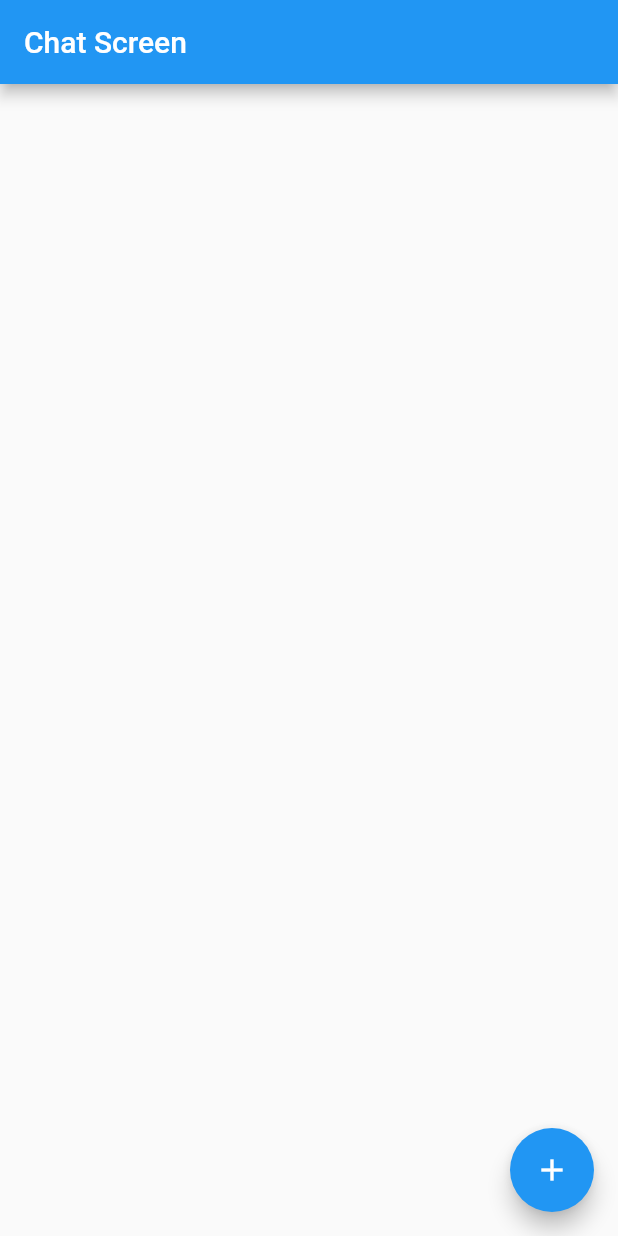
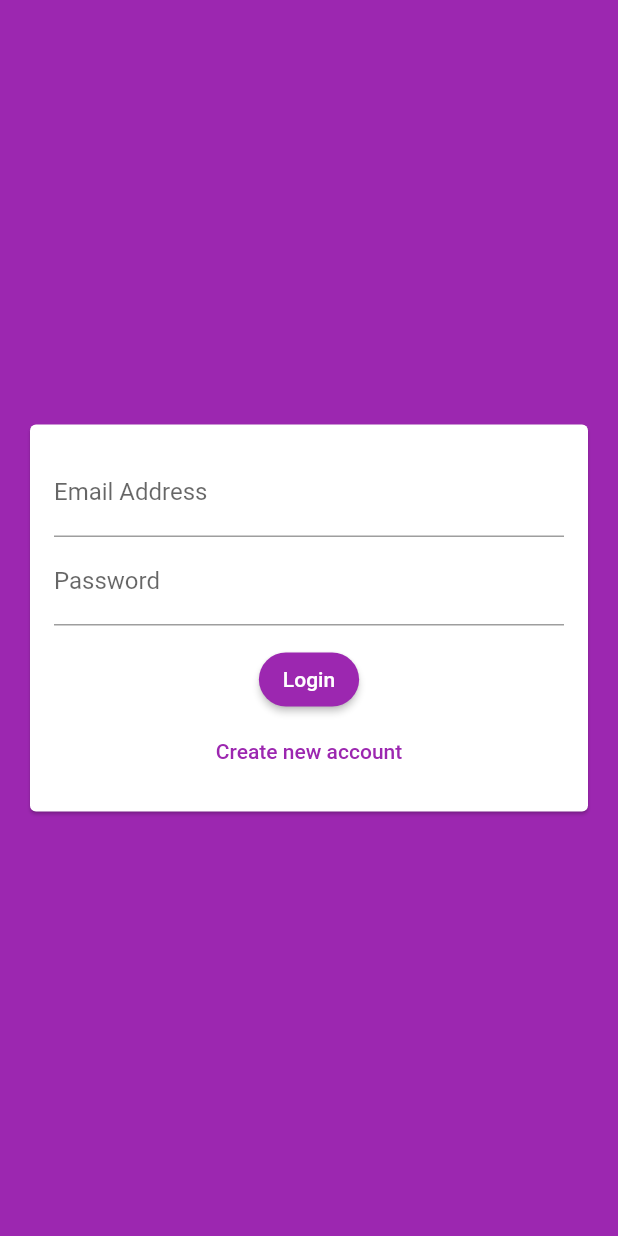
Before and after one commit to rafliandreansyah/chat_app, a Flutter app: the screen it shows after launch, on a phone screen of 412 x 824 dp. Run offline on Flutter 3.47's test engine with Material 2 defaults, Android fonts, the phone set to English and light mode, and no system bars; our stand-ins replace cloud_firestore, firebase_auth, firebase_core; accounts and stored records are empty.

Commit message:
add auth screen and save to firebase

```diff
--- a/lib/main.dart
+++ b/lib/main.dart
@@ -1,3 +1,5 @@
+import 'package:chat_app/screen/auth_screen.dart';
+import 'package:firebase_auth/firebase_auth.dart';
 import 'package:flutter/material.dart';
 
 import 'package:firebase_core/firebase_core.dart';
@@ -19,12 +21,52 @@ class MyApp extends StatelessWidget {
   // This widget is the root of your application.
   @override
   Widget build(BuildContext context) {
+    final ThemeData theme = ThemeData();
     return MaterialApp(
       title: 'Flutter Demo',
-      theme: ThemeData(
-        primarySwatch: Colors.blue,
+      theme: theme.copyWith(
+        colorScheme: theme.colorScheme.copyWith(
+          primary: Colors.purple,
+          background: Colors.purple,
+          secondary: Colors.pink,
+          brightness: Brightness.dark,
+        ),
+        appBarTheme: const AppBarTheme(
+          backgroundColor: Colors.purple,
+          foregroundColor: Colors.white,
+          iconTheme: IconThemeData(color: Colors.white),
+        ),
+        primaryTextTheme: const TextTheme(
+          headline2: TextStyle(color: Colors.white),
+        ),
+        elevatedButtonTheme: ElevatedButtonThemeData(
+          style: ButtonStyle(
+            backgroundColor: MaterialStateProperty.all<Color>(Colors.purple),
+            foregroundColor: MaterialStateProperty.all<Color>(Colors.white),
+            shape: MaterialStateProperty.all(
+              RoundedRectangleBorder(
+                borderRadius: BorderRadius.circular(20),
+              ),
+            ),
+          ),
+        ),
+        buttonTheme: ButtonTheme.of(context).copyWith(
+          buttonColor: Colors.pink,
+          textTheme: ButtonTextTheme.primary,
+          shape: RoundedRectangleBorder(
+            borderRadius: BorderRadius.circular(30),
+          ),
+        ),
       ),
-      home: const ChatScreen(),
+      home: StreamBuilder(
+        stream: FirebaseAuth.instance.authStateChanges(),
+        builder: (ctx, userStateChange) {
+          if (userStateChange.hasData) {
+            return const ChatScreen();
+          }
+          return const AuthScreen();
+        },
+      ),
     );
   }
 }
--- a/lib/screen/auth_screen.dart
+++ b/lib/screen/auth_screen.dart
@@ -1,4 +1,8 @@
+import 'package:firebase_auth/firebase_auth.dart';
 import 'package:flutter/material.dart';
+import 'package:cloud_firestore/cloud_firestore.dart';
+
+import '../widget/auth_form.dart';
 
 class AuthScreen extends StatefulWidget {
   const AuthScreen({Key? key}) : super(key: key);
@@ -8,12 +12,88 @@ class AuthScreen extends StatefulWidget {
 }
 
 class _AuthScreenState extends State<AuthScreen> {
+  final auth = FirebaseAuth.instance;
+  var _isLoading = false;
+
+  void _submitAuthUser(
+      String email, String password, String username, bool isLogin) async {
+    UserCredential credential;
+
+    try {
+      setState(() {
+        _isLoading = true;
+      });
+      if (isLogin) {
+        credential = await auth.signInWithEmailAndPassword(
+          email: email,
+          password: password,
+        );
+      } else {
+        credential = await auth.createUserWithEmailAndPassword(
+          email: email,
+          password: password,
+        );
+        await FirebaseFirestore.instance
+            .collection('users')
+            .doc(credential.user?.uid)
+            .set({
+          'email': email,
+          'username': username,
+        });
+      }
+
+      setState(() {
+        _isLoading = false;
+      });
+    } on FirebaseAuthException catch (err) {
+      setState(() {
+        _isLoading = false;
+      });
+      var message = 'An error accurred, please check your credential';
+      if (err.code == 'user-not-found') {
+        message = 'User not found for that email!';
+      } else if (err.code == 'wrong-password') {
+        message = 'Invalid password for that user';
+      } else if (err.code == 'weak-password') {
+        message = 'The password provided is too weak.';
+      } else if (err.code == 'email-already-in-use') {
+        message = 'The account already exists for that email.';
+      }
+
+      ScaffoldMessenger.of(context).showSnackBar(
+        SnackBar(
+          backgroundColor: Colors.red,
+          content: Text(
+            message,
+            style: const TextStyle(
+              color: Colors.white,
+            ),
+          ),
+        ),
+      );
+    } catch (e) {
+      setState(() {
+        _isLoading = false;
+      });
+      ScaffoldMessenger.of(context).showSnackBar(
+        const SnackBar(
+          backgroundColor: Colors.red,
+          content: Text(
+            'Something missing!',
+            style: const TextStyle(
+              color: Colors.white,
+            ),
+          ),
+        ),
+      );
+    }
+  }
+
   @override
   Widget build(BuildContext context) {
     return Scaffold(
-      body: Center(
-        child: const Text('Login Screen'),
-      ),
+      backgroundColor: Theme.of(context).colorScheme.primary,
+      body: AuthForm(_submitAuthUser, _isLoading),
     );
   }
 }
--- /dev/null
+++ b/lib/widget/auth_form.dart
@@ -0,0 +1,129 @@
+import 'package:flutter/material.dart';
+
+class AuthForm extends StatefulWidget {
+  var _isLoading;
+  final void Function(
+      String email, String password, String username, bool isLogin) _submitAuth;
+
+  AuthForm(this._submitAuth, this._isLoading);
+
+  @override
+  State<AuthForm> createState() => _AuthFormState();
+}
+
+class _AuthFormState extends State<AuthForm> {
+  final GlobalKey<FormState> _formKey = GlobalKey<FormState>();
+  String _email = '';
+  String _userName = '';
+  String _password = '';
+  bool _isLogin = true;
+
+  void _submit() {
+    var isValid = _formKey.currentState!.validate();
+
+    if (isValid) {
+      _formKey.currentState!.save();
+      // print(_email);
+      // print(_userName);
+      // print(_password);
+      FocusManager.instance.primaryFocus?.unfocus();
+      widget._submitAuth(_email, _password, _userName, _isLogin);
+    }
+  }
+
+  @override
+  Widget build(BuildContext context) {
+    return Center(
+      child: Card(
+        margin: const EdgeInsets.all(20),
+        child: SingleChildScrollView(
+          child: Padding(
+            padding: const EdgeInsets.all(16),
+            child: Form(
+              key: _formKey,
+              child: Column(
+                mainAxisSize: MainAxisSize.min,
+                children: [
+                  TextFormField(
+                      key: const ValueKey('email'),
+                      validator: (value) {
+                        if (value!.isEmpty || !value.contains('@')) {
+                          return 'Please, enter valid email';
+                        }
+                        return null;
+                      },
+                      keyboardType: TextInputType.emailAddress,
+                      decoration: const InputDecoration(
+                        labelText: 'Email Address',
+                      ),
+                      onSaved: (value) {
+                        _email = value!;
+                      }),
+                  if (!_isLogin)
+                    TextFormField(
+                      key: const ValueKey('username'),
+                      validator: (value) {
+                        if (value!.isEmpty) {
+                          return 'Username cannot be empty!';
+                        }
+                        if (value.length < 4) {
+                          return 'Username length minimum 4 characters';
+                        }
+                        return null;
+                      },
+                      decoration: const InputDecoration(
+                        labelText: 'Username',
+                      ),
+                      onSaved: (value) {
+                        _userName = value!;
+                      },
+                    ),
+                  TextFormField(
+                      key: ValueKey('password'),
+                      obscureText: true,
+                      validator: (value) {
+                        if (value!.isEmpty) {
+                          return 'Password cannot be empty!';
+                        }
+                        if (!_isLogin) {
+                          if (value.length < 6) {
+                            return 'Minimum length password 6 character';
+                          }
+                        }
+                        return null;
+                      },
+                      decoration: const InputDecoration(
+                        labelText: 'Password',
+                      ),
+                      onSaved: (value) {
+                        _password = value!;
+                      }),
+                  const SizedBox(
+                    height: 12,
+                  ),
+                  if (widget._isLoading) const CircularProgressIndicator(),
+                  if (!widget._isLoading)
+                    ElevatedButton(
+                      onPressed: _submit,
+                      child: Text(_isLogin ? 'Login' : 'Sign up'),
+                    ),
+                  if (!widget._isLoading)
+                    TextButton(
+                      onPressed: () {
+                        setState(() {
+                          _isLogin = !_isLogin;
+                        });
+                      },
+                      child: Text(_isLogin
+                          ? 'Create new account'
+                          : 'Already have account'),
+                    )
+                ],
+              ),
+            ),
+          ),
+        ),
+      ),
+    );
+  }
+}
--- a/pubspec.yaml
+++ b/pubspec.yaml
@@ -36,6 +36,9 @@ dependencies:
   cupertino_icons: ^1.0.2
   cloud_firestore: ^2.5.1
   cloud_firestore_platform_interface: 5.4.13
+  firebase_auth: 2.0.0
+  firebase_auth_web: 2.0.0
+  firebase_auth_platform_interface: ^5.0.0
 
 dev_dependencies:
   flutter_test:
```
Also changed, not shown: lib/screen/chat_screen.dart (+37 -1 lines), pubspec.lock, 1 other file.
